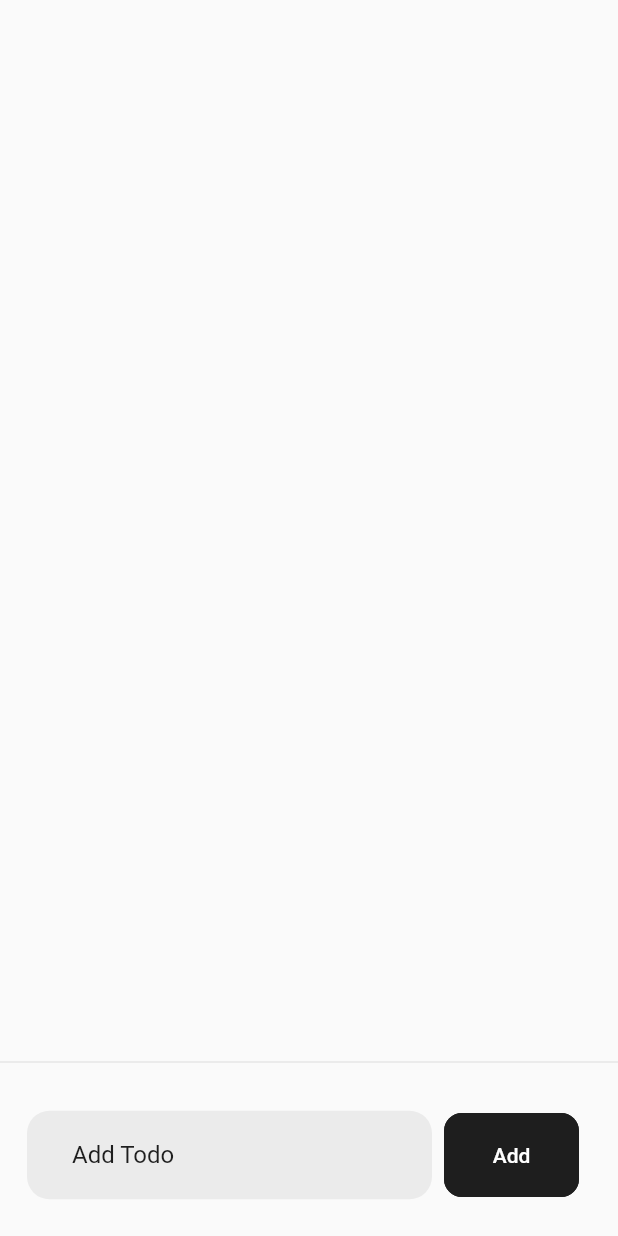
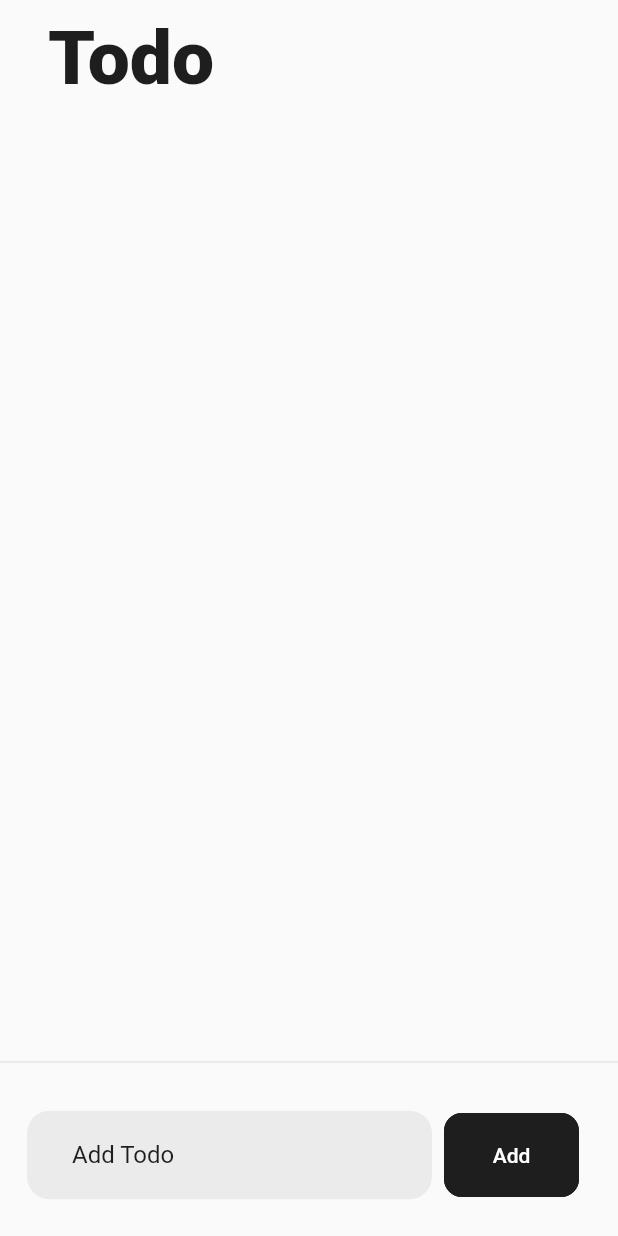
Before and after one commit to shajin-sha/River, a Flutter app: the screen it shows after launch, on a phone screen of 412 x 824 dp. Run offline on Flutter 3.47's test engine with Material 2 defaults, Android fonts, the phone set to English and light mode, and no system bars; our stand-ins replace flutter_riverpod, flutter_slidable, riverpod; missing offline and left inert: sha_alert.

Commit message:
Markdonw updatre

```diff
--- a/lib/presentation/helpers/presentation_helper.dart
+++ b/lib/presentation/helpers/presentation_helper.dart
@@ -42,16 +42,9 @@ mixin PresentationHelper {
   static BorderRadiusGeometry defaultBorderRadiusR10 = const BorderRadius.all(Radius.circular(22));
 
   //* Button styles *//
-  static ButtonStyle defaultButtonStyle = ButtonStyle(
-    shape: MaterialStateProperty.all(
-      RoundedRectangleBorder(
-        borderRadius: PresentationHelper.defaultBorderRadiusR5,
-        side: const BorderSide(color: ColorConst.primaryColor, width: 1),
-      ),
-    ),
-    elevation: MaterialStateProperty.all(0),
-    backgroundColor: MaterialStateProperty.all(ColorConst.primaryColor),
-    foregroundColor: MaterialStateProperty.all(ColorConst.onPrimaryColor),
-    overlayColor: MaterialStateProperty.all(ColorConst.secondaryColor),
-  );
+  static ButtonStyle defaultButtonStyle = ButtonStyle(shape: MaterialStateProperty.all(RoundedRectangleBorder(borderRadius: PresentationHelper.defaultBorderRadiusR5, side: const BorderSide(color: ColorConst.primaryColor, width: 1))), elevation: MaterialStateProperty.all(0), backgroundColor: MaterialStateProperty.all(ColorConst.primaryColor), foregroundColor: MaterialStateProperty.all(ColorConst.onPrimaryColor), overlayColor: MaterialStateProperty.all(ColorConst.secondaryColor));
+
+  //* Heading styles *//
+
+  static TextStyle defaultHeadingStyleH1 = const TextStyle(color: ColorConst.primaryColor, fontSize: 50, fontWeight: FontWeight.w800, decoration: TextDecoration.none);
 }
--- a/lib/presentation/widgets/todo_list.dart
+++ b/lib/presentation/widgets/todo_list.dart
@@ -11,8 +11,13 @@ class TodoList extends ConsumerWidget {
   Widget build(BuildContext context, WidgetRef ref) {
     return Expanded(
       child: Column(
+        crossAxisAlignment: CrossAxisAlignment.start,
         children: [
           const SizedBox(height: 10),
+          Padding(
+            padding: EdgeInsets.only(left: PresentationHelper.defaultPaddingP7.horizontal),
+            child: Text("Todo", style: PresentationHelper.defaultHeadingStyleH1),
+          ),
           Expanded(
             child: Padding(
               padding: PresentationHelper.defaultPaddingP7,
--- a/lib/presentation/widgets/todo_tile.dart
+++ b/lib/presentation/widgets/todo_tile.dart
@@ -24,10 +24,11 @@ class TodoTitle extends ConsumerWidget {
                 ShaAlert.showHozzoAlert(
                   context,
                   title: "Delete? 🤐🗑️",
-                  message: "Are you sure you want to delete this todo?",
+                  message: "Are you sure you want to delete this todo?\nThis action cannot be undone.",
                   firstButtonTitle: "Yes, delete",
                   secondButtonTitle: "No, cancel",
-                  firstButtonType: ButtonType.negative,
+                  firstButtonType: ButtonType.primary,
+                  primaryColor: ColorConst.primaryColor,
                   secondButtonType: ButtonType.secondary,
                   onFirstButtonPressed: () {
                     ref.read(todoState.notifier).remove(ref.read(todoState)[index]);
```
Also changed, not shown: Screenshot 2023-08-05 at 12.25.39 AM.png (added), Screenshot 2023-08-05 at 12.26.22 AM.png (added), 1 other file.
